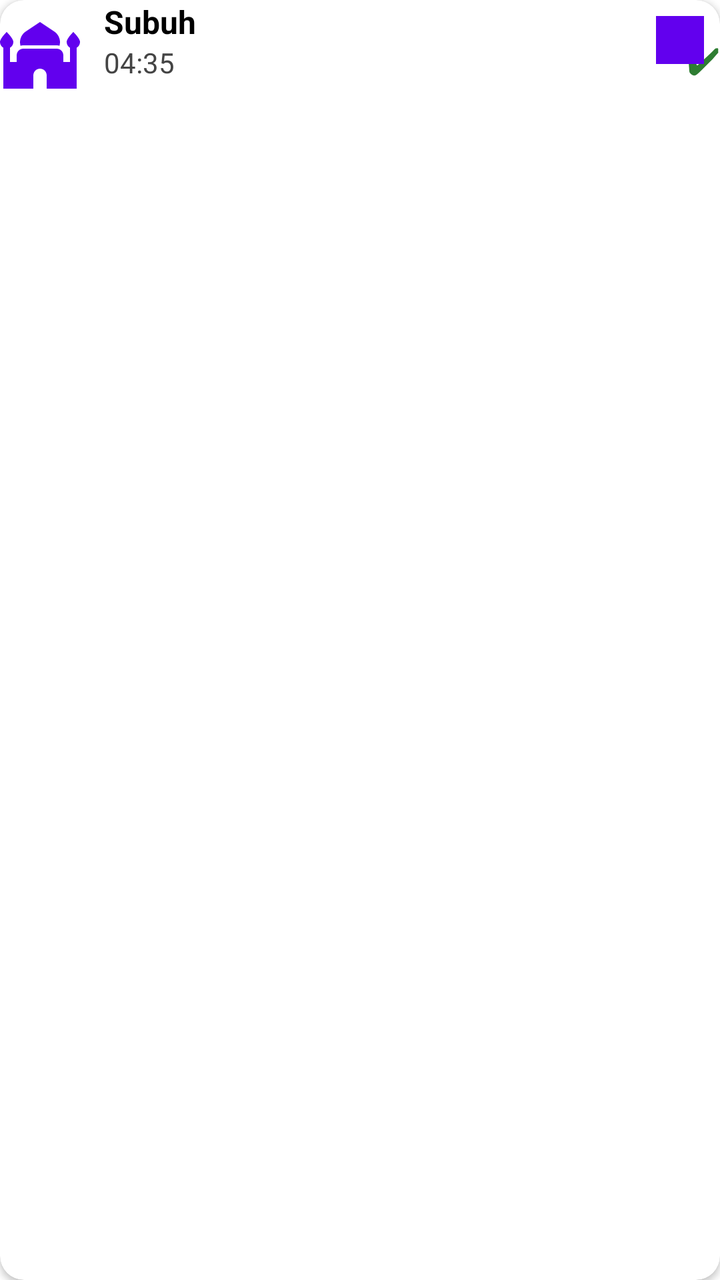
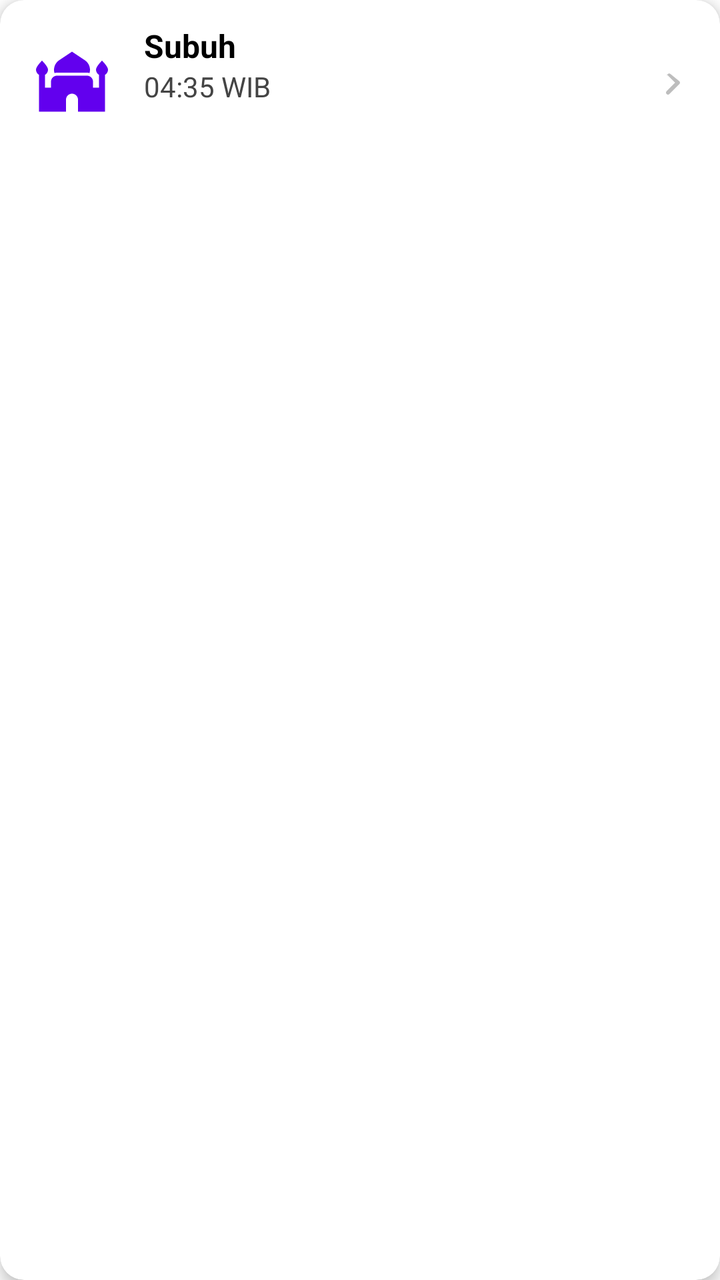

Compare the two renders of this Android layout. The source of the first and the diff that turns it into the second are given below.
<!-- AndroidManifest.xml: application theme Theme.PengingatSholat -->
<!-- res/layout/item_prayer.xml -->
<?xml version="1.0" encoding="utf-8"?>
<com.google.android.material.card.MaterialCardView xmlns:android="http://schemas.android.com/apk/res/android"
    xmlns:app="http://schemas.android.com/apk/res-auto"
    android:id="@+id/itemPrayerContainer"
    android:layout_width="match_parent"
    android:layout_height="wrap_content"
    android:layout_marginBottom="8dp"
    app:cardCornerRadius="12dp"
    app:cardElevation="2dp"
    app:strokeWidth="0dp"
    android:foregroundTintMode="src_over"
    android:clickable="true"
    android:focusable="true"
    android:padding="12dp">

    <LinearLayout
        android:layout_width="match_parent"
        android:layout_height="wrap_content"
        android:orientation="horizontal"
        android:gravity="center_vertical">

        <ImageView
            android:id="@+id/ivPrayerIcon"
            android:layout_width="40dp"
            android:layout_height="40dp"
            android:src="@drawable/ic_mosque"
            android:contentDescription="icon"
            android:tint="@color/purple_500"
            android:layout_marginEnd="12dp" />

        <LinearLayout
            android:orientation="vertical"
            android:layout_weight="1"
            android:layout_width="0dp"
            android:layout_height="wrap_content">

            <TextView
                android:id="@+id/tvPrayerName"
                android:textColor="@color/black"
                android:text="Subuh"
                android:textSize="16sp"
                android:textStyle="bold"
                android:layout_width="wrap_content"
                android:layout_height="wrap_content"/>

            <TextView
                android:id="@+id/tvPrayerTime"
                android:textColor="#444444"
                android:text="04:35"
                android:textSize="14sp"
                android:layout_width="wrap_content"
                android:layout_height="wrap_content"/>

            <TextView
                android:id="@+id/tvPrayerSub"
                android:layout_width="wrap_content"
                android:layout_height="wrap_content"
                android:layout_marginTop="2dp"
                android:textColor="#757575"
                android:textSize="12sp"
                android:text="" />
        </LinearLayout>

        <TextView
            android:id="@+id/tvStatus"
            android:text="✔"
            android:textSize="18sp"
            android:textColor="#2E7D32"
            android:layout_width="wrap_content"
            android:layout_height="wrap_content"/>

    </LinearLayout>

</com.google.android.material.card.MaterialCardView>
<!-- resources referenced by this layout -->
<resources>
  <color name="black">#FF000000</color>
  <color name="purple_500">#FF6200EE</color>
  <!-- drawable ic_mosque (drawable) -->
  <vector xmlns:android="http://schemas.android.com/apk/res/android" android:height="24dp" android:tint="#000000" android:viewportHeight="24" android:viewportWidth="24" android:width="24dp">
        
      <path android:fillColor="@android:color/white" android:pathData="M7,8h10c0.29,0 0.57,0.06 0.84,0.13C17.93,7.8 18,7.46 18,7.09c0,-1.31 -0.65,-2.53 -1.74,-3.25L12,1L7.74,3.84C6.65,4.56 6,5.78 6,7.09C6,7.46 6.07,7.8 6.16,8.13C6.43,8.06 6.71,8 7,8z"/>
        
      <path android:fillColor="@android:color/white" android:pathData="M24,7c0,-1.1 -2,-3 -2,-3s-2,1.9 -2,3c0,0.74 0.4,1.38 1,1.72V13h-2v-2c0,-1.1 -0.9,-2 -2,-2H7c-1.1,0 -2,0.9 -2,2v2H3V8.72C3.6,8.38 4,7.74 4,7c0,-1.1 -2,-3 -2,-3S0,5.9 0,7c0,0.74 0.4,1.38 1,1.72V21h9v-4c0,-1.1 0.9,-2 2,-2s2,0.9 2,2v4h9V8.72C23.6,8.38 24,7.74 24,7z"/>
      
  </vector>
  <style name="Theme.PengingatSholat" parent="Theme.MaterialComponents.Light.NoActionBar">
          <item name="android:windowBackground">@android:color/white</item>
          <item name="android:statusBarColor">@android:color/white</item>
          <item name="android:navigationBarColor">@android:color/white</item>
      </style>
</resources>

<!-- the commit's change to res/layout/item_prayer.xml (unified diff, before → after) -->
@@ -6,27 +6,35 @@
     android:layout_height="wrap_content"
     android:layout_marginBottom="8dp"
     app:cardCornerRadius="12dp"
-    app:cardElevation="2dp"
+    app:cardElevation="4dp"
+    app:cardBackgroundColor="@color/white"
     app:strokeWidth="0dp"
-    android:foregroundTintMode="src_over"
     android:clickable="true"
-    android:focusable="true"
-    android:padding="12dp">
+    android:focusable="true">
 
     <LinearLayout
         android:layout_width="match_parent"
         android:layout_height="wrap_content"
         android:orientation="horizontal"
-        android:gravity="center_vertical">
+        android:gravity="center_vertical"
+        android:padding="12dp">
 
-        <ImageView
-            android:id="@+id/ivPrayerIcon"
-            android:layout_width="40dp"
-            android:layout_height="40dp"
-            android:src="@drawable/ic_mosque"
-            android:contentDescription="icon"
-            android:tint="@color/purple_500"
-            android:layout_marginEnd="12dp" />
+        
+        <FrameLayout
+            android:layout_width="48dp"
+            android:layout_height="48dp"
+            android:layout_marginEnd="12dp"
+            android:backgroundTint="#F5F5F5">
+
+            <ImageView
+                android:id="@+id/ivPrayerIcon"
+                android:layout_width="36dp"
+                android:layout_height="36dp"
+                android:layout_gravity="center"
+                android:src="@drawable/ic_mosque"
+                android:tint="@color/purple_500"
+                android:contentDescription="icon" />
+        </FrameLayout>
 
         <LinearLayout
             android:orientation="vertical"
@@ -46,7 +54,7 @@
             <TextView
                 android:id="@+id/tvPrayerTime"
                 android:textColor="#444444"
-                android:text="04:35"
+                android:text="04:35 WIB"
                 android:textSize="14sp"
                 android:layout_width="wrap_content"
                 android:layout_height="wrap_content"/>
@@ -55,19 +63,39 @@
                 android:id="@+id/tvPrayerSub"
                 android:layout_width="wrap_content"
                 android:layout_height="wrap_content"
-                android:layout_marginTop="2dp"
+                android:layout_marginTop="4dp"
                 android:textColor="#757575"
                 android:textSize="12sp"
                 android:text="" />
         </LinearLayout>
 
-        <TextView
-            android:id="@+id/tvStatus"
-            android:text="✔"
-            android:textSize="18sp"
-            android:textColor="#2E7D32"
+        <LinearLayout
             android:layout_width="wrap_content"
-            android:layout_height="wrap_content"/>
+            android:layout_height="wrap_content"
+            android:orientation="horizontal"
+            android:gravity="center_vertical">
+
+            <TextView
+                android:id="@+id/tvStatus"
+                android:layout_width="wrap_content"
+                android:layout_height="wrap_content"
+                android:paddingLeft="12dp"
+                android:paddingRight="12dp"
+                android:paddingTop="6dp"
+                android:paddingBottom="6dp"
+                android:text=""
+                android:textSize="12sp"
+                android:textColor="#444444"
+                android:layout_marginEnd="8dp" />
+
+            <ImageView
+                android:id="@+id/ivChevron"
+                android:layout_width="24dp"
+                android:layout_height="24dp"
+                android:src="@drawable/ic_chevron_right"
+                android:tint="#BDBDBD"
+                android:contentDescription="" />
+        </LinearLayout>
 
     </LinearLayout>
 
<!-- resource entries referenced after the edit -->
@@ -2,6 +2,18 @@
 <resources>
   <color name="black">#FF000000</color>
   <color name="purple_500">#FF6200EE</color>
+  <color name="white">#FFFFFFFF</color>
+  <!-- drawable ic_chevron_right (drawable) -->
+  <?xml version="1.0" encoding="utf-8"?>
+  <vector xmlns:android="http://schemas.android.com/apk/res/android"
+      android:width="24dp"
+      android:height="24dp"
+      android:viewportWidth="24"
+      android:viewportHeight="24">
+      <path
+          android:fillColor="#FF000000"
+          android:pathData="M9.29,6.71L13.58,11l-4.29,4.29c-0.39,0.39 -0.39,1.02 0,1.41 0.39,0.39 1.02,0.39 1.41,0L15.7,11.7c0.39,-0.39 0.39,-1.02 0,-1.41L11.29,6.71c-0.39,-0.39 -1.02,-0.39 -1.41,0 -0.39,0.39 -0.39,1.02 0,1.41z"/>
+  </vector>
   <!-- drawable ic_mosque (drawable) -->
   <vector xmlns:android="http://schemas.android.com/apk/res/android" android:height="24dp" android:tint="#000000" android:viewportHeight="24" android:viewportWidth="24" android:width="24dp">
         
